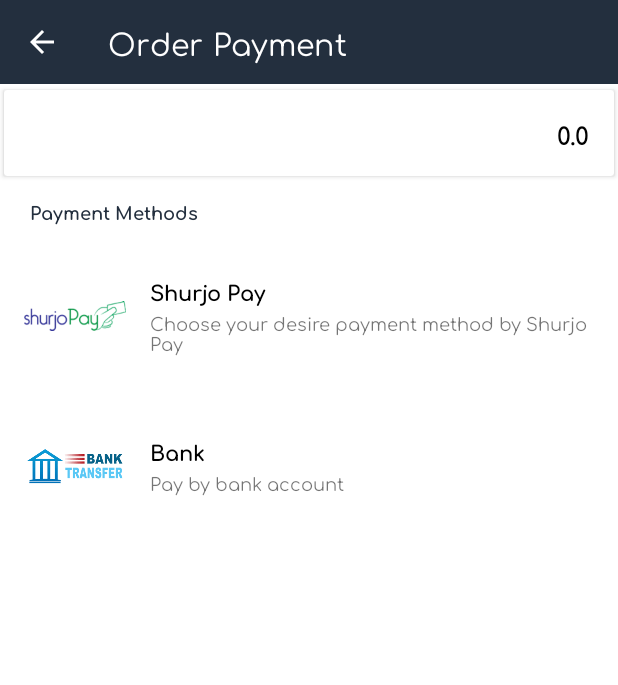
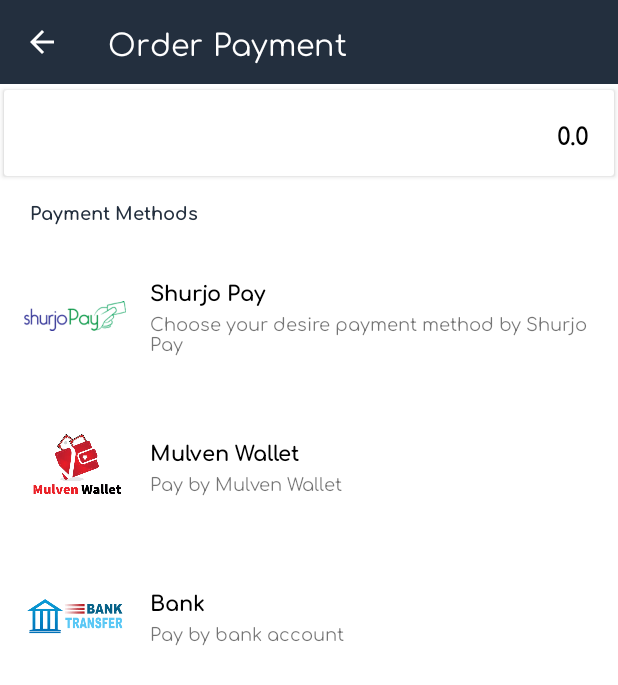
Before and after one commit to prinonbhowmik/Mulven-E-commerce-, an Android app: the PaymentMethodsActivity screen opened directly, with no data from a screen before it, after a tap on "Shurjo Pay", on a phone screen of 412 x 824 dp. Shown: the top 685 px of the screen. Run offline under Robolectric (Android 15) with nearby library versions, the phone set to English and light mode, and no system bars; libraries missing offline, so code that uses them is left out: com.sm.shurjopaysdk, es.dmoral.toasty; 1 statement that could not run was skipped.

Commit message:
mulven wallet added

```diff
--- a/app/src/main/java/com/hydertechno/mulven/Activities/PaymentMethodsActivity.java
+++ b/app/src/main/java/com/hydertechno/mulven/Activities/PaymentMethodsActivity.java
@@ -75,6 +75,7 @@ public class PaymentMethodsActivity extends BaseActivity implements OnPMethodIte
         methodModelsList=new ArrayList<>();
         //methodModelsList.add(new PaymentMethodModel("Nagad", "Pay from your Nagad account", R.drawable.nagad));
         methodModelsList.add(new PaymentMethodModel("Shurjo Pay", "Choose your desire payment method by Shurjo Pay", R.drawable.shurjo_pay));
+        methodModelsList.add(new PaymentMethodModel("Mulven Wallet", "Pay by Mulven Wallet", R.drawable.mulven_wallet));
         methodModelsList.add(new PaymentMethodModel("Bank", "Pay by bank account", R.drawable.bank_transfer));
 
         methodsAdapter.updateData(methodModelsList);
@@ -114,7 +115,7 @@ public class PaymentMethodsActivity extends BaseActivity implements OnPMethodIte
             case 0:
                 getShurjoPayment(amount);
                 break;
-            case 1:
+            case 2:
                 bankPaymentDialog = new Dialog(context);
                 bankPaymentDialog.setContentView(R.layout.bank_payment_layout_design);
                 bankPaymentDialog.setCancelable(true);
```
Also changed, not shown: app/src/main/res/drawable/mulven_wallet.png (added).
